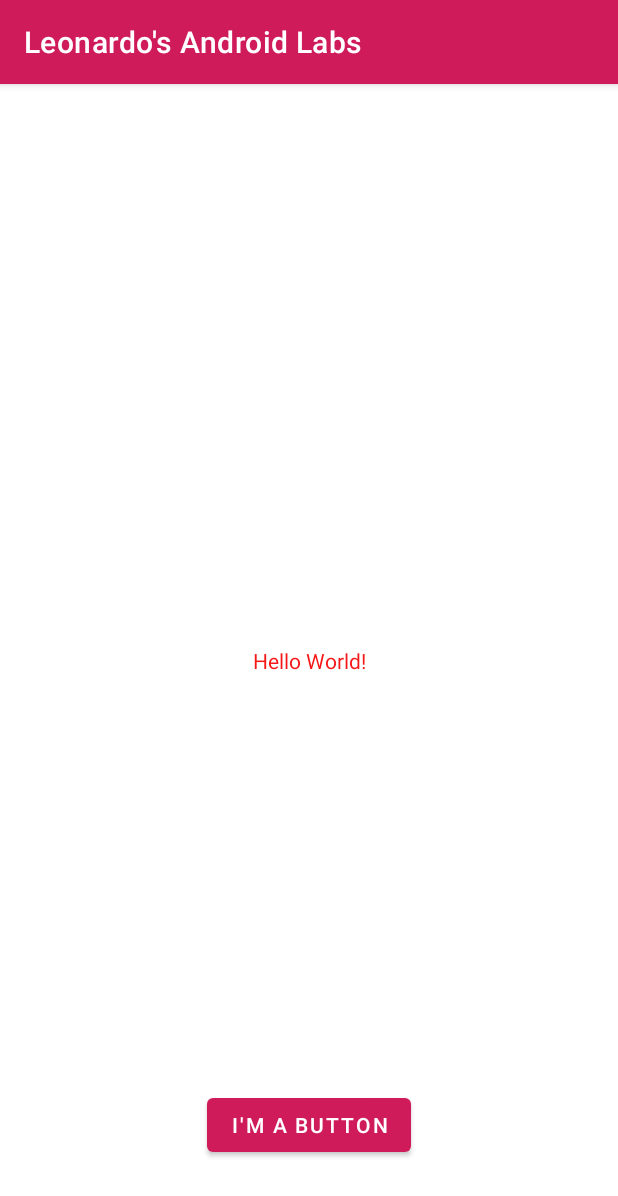
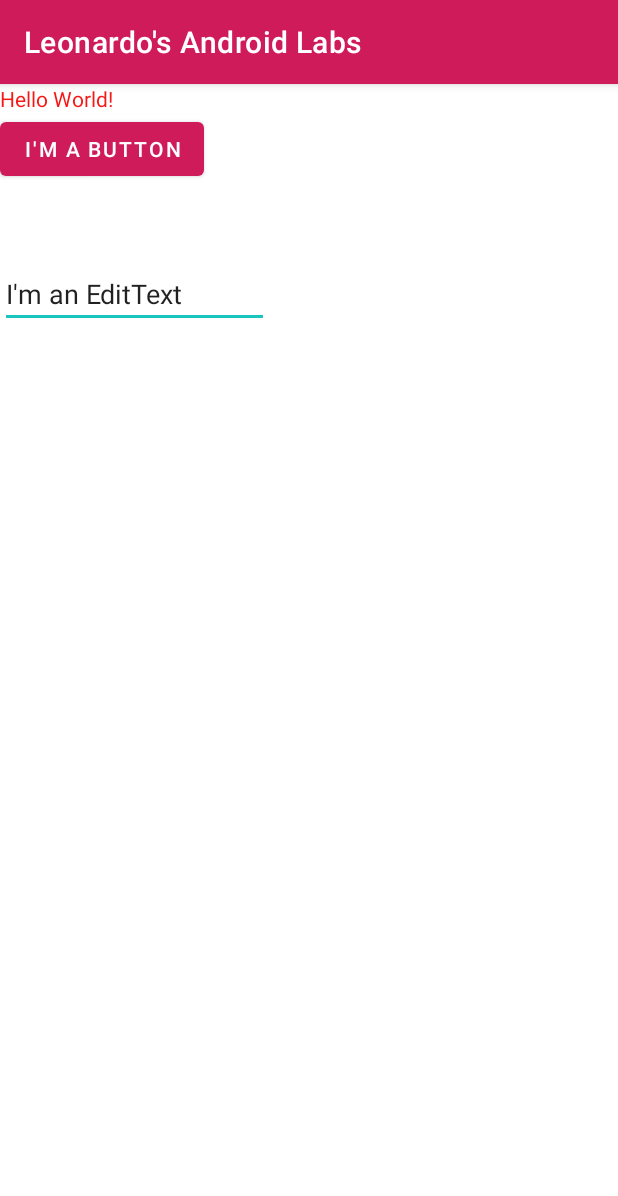
Before and after one commit to d-Leonardov/MyAndroidLabs, an Android app: the screen it shows after launch (MainActivity), on a phone screen of 412 x 824 dp. Shown: the top 1196 px of the screen. Run offline under Robolectric (Android 15) with nearby library versions, the phone set to English and light mode, and no system bars.

```diff
--- a/app/build.gradle
+++ b/app/build.gradle
@@ -5,6 +5,10 @@ plugins {
 android {
     namespace 'alqonquin.cst2335.vill0413'
     compileSdk 33
+
+    buildFeatures {
+        viewBinding true
+    }
 
     defaultConfig {
         applicationId "alqonquin.cst2335.vill0413"
--- a/app/src/main/AndroidManifest.xml
+++ b/app/src/main/AndroidManifest.xml
@@ -12,7 +12,7 @@
         android:theme="@style/Theme.LeonardosAndroidLabs"
         tools:targetApi="31">
         <activity
-            android:name=".MainActivity"
+            android:name=".ui.MainActivity"
             android:exported="true">
             <intent-filter>
                 <action android:name="android.intent.action.MAIN" />
--- a/app/src/main/java/alqonquin/cst2335/vill0413/MainActivity.java
+++ /dev/null
@@ -1,14 +0,0 @@
-package alqonquin.cst2335.vill0413;
-
-import androidx.appcompat.app.AppCompatActivity;
-
-import android.os.Bundle;
-
-public class MainActivity extends AppCompatActivity {
-
-    @Override
-    protected void onCreate(Bundle savedInstanceState) {
-        super.onCreate(savedInstanceState);
-        setContentView(R.layout.activity_main);
-    }
-}
--- /dev/null
+++ b/app/src/main/java/alqonquin/cst2335/vill0413/data/MainViewModel.java
@@ -0,0 +1,9 @@
+package alqonquin.cst2335.vill0413.data;
+
+import androidx.lifecycle.MutableLiveData;
+import androidx.lifecycle.ViewModel;
+
+public class MainViewModel extends ViewModel{
+    //public String editString;
+    public MutableLiveData<String> editString = new MutableLiveData<>();
+}
--- /dev/null
+++ b/app/src/main/java/alqonquin/cst2335/vill0413/ui/MainActivity.java
@@ -0,0 +1,63 @@
+package alqonquin.cst2335.vill0413.ui;
+
+import androidx.appcompat.app.AppCompatActivity;
+import androidx.lifecycle.Observer;
+import androidx.lifecycle.ViewModel;
+import androidx.lifecycle.ViewModelProvider;
+
+import android.os.Bundle;
+import android.view.View;
+import android.widget.Button;
+import android.widget.EditText;
+import android.widget.TextView;
+
+import alqonquin.cst2335.vill0413.R;
+import alqonquin.cst2335.vill0413.data.MainViewModel;
+import alqonquin.cst2335.vill0413.databinding.ActivityMainBinding;
+
+public class MainActivity extends AppCompatActivity {
+
+    private MainViewModel model;
+    private ActivityMainBinding variableBinding;
+
+    @Override
+    protected void onCreate(Bundle savedInstanceState) {
+        super.onCreate(savedInstanceState);
+
+        model = new ViewModelProvider(this).get(MainViewModel.class);
+
+        //setContentView(R.layout.activity_main);
+        variableBinding = ActivityMainBinding.inflate(getLayoutInflater());
+        setContentView(variableBinding.getRoot());
+
+        //TextView mytext = findViewById(R.id.textview);
+        //variableBinding.textview.setText(model.editString);
+        //Button btn = findViewById(R.id.button);
+        //EditText myedit = findViewById(R.id.myedittext);
+        variableBinding.button.setOnClickListener(click ->
+        {
+            model.editString.postValue(variableBinding.myedittext.getText().toString());
+            //variableBinding.textview.setText("Your edit text has: " + model.editString);
+
+        });
+
+        model.editString.observe(this, s -> {
+            variableBinding.textview.setText("Your edit text has: " + s);
+        });
+    /*
+       btn.setOnClickListener(new View.OnClickListener() {
+            public void onClick(View v) {
+                // Code here executes on main thread after user presses button
+                String editString = myedit.getText().toString();
+                mytext.setText( "Your edit text has: " + editString);
+            }
+        });
+
+        btn.setOnClickListener(    (View v) -> {
+            String editString = myedit.getText().toString();
+            mytext.setText("Your edit text has: " + editString);
+        });
+
+     */
+    }
+}
--- a/app/src/main/res/layout/activity_main.xml
+++ b/app/src/main/res/layout/activity_main.xml
@@ -1,28 +1,30 @@
 <?xml version="1.0" encoding="utf-8"?>
-<androidx.constraintlayout.widget.ConstraintLayout xmlns:android="http://schemas.android.com/apk/res/android"
-    xmlns:app="http://schemas.android.com/apk/res-auto"
+<LinearLayout
+    xmlns:android="http://schemas.android.com/apk/res/android"
     xmlns:tools="http://schemas.android.com/tools"
+    android:orientation="vertical"
     android:layout_width="match_parent"
     android:layout_height="match_parent"
-    tools:context=".MainActivity">
+    tools:context=".ui.MainActivity">
 
     <TextView
+        android:id="@+id/textview"
         android:layout_width="wrap_content"
         android:layout_height="wrap_content"
-        android:text="@string/hello_message"
-        app:layout_constraintBottom_toBottomOf="parent"
-        app:layout_constraintEnd_toEndOf="parent"
-        app:layout_constraintStart_toStartOf="parent"
-        app:layout_constraintTop_toTopOf="parent" />
+        android:text="@string/hello_message" />
 
     <Button
+        android:id="@+id/button"
         android:layout_width="wrap_content"
         android:layout_height="wrap_content"
         android:layout_marginBottom="50dp"
-        android:text="@string/button_message"
-        app:layout_constraintBottom_toBottomOf="parent"
-        app:layout_constraintEnd_toEndOf="parent"
-        app:layout_constraintHorizontal_bias="0.5"
-        app:layout_constraintStart_toStartOf="parent" />
+        android:text="@string/button_message" />
 
-</androidx.constraintlayout.widget.ConstraintLayout>
+    <EditText
+        android:id="@+id/myedittext"
+        android:hint="@string/hinttext"
+        android:layout_width="wrap_content"
+        android:layout_height="wrap_content"
+        android:text="@string/editmessage" />
+
+</LinearLayout>
--- a/app/src/main/res/values/strings.xml
+++ b/app/src/main/res/values/strings.xml
@@ -2,5 +2,7 @@
     <string name="app_name">Leonardo\'s Android Labs</string>
     <string name="hello_message">Hello World!</string>
     <string name="button_message">I\'m a button</string>
+    <string name="editmessage" translatable="false">I\'m an EditText</string>
+    <string name="hinttext" translatable="false">Write something here</string>
 
 </resources>
```
